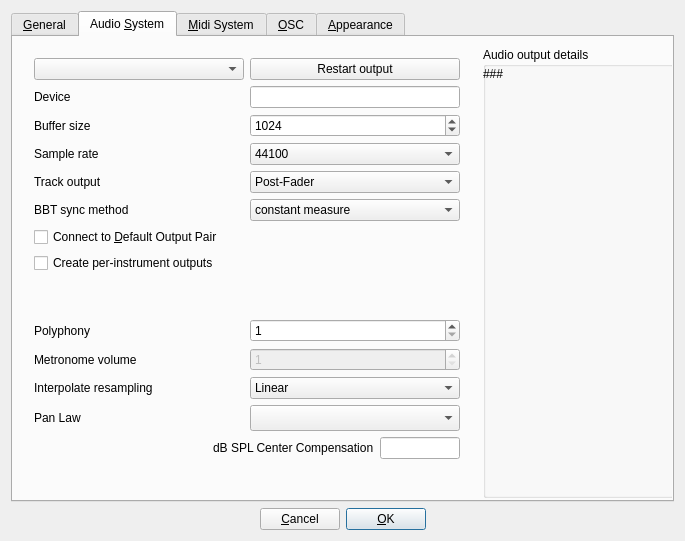
hydrogen-music/hydrogen, file src/gui/src/PreferencesDialog_UI.ui: the form before one commit.
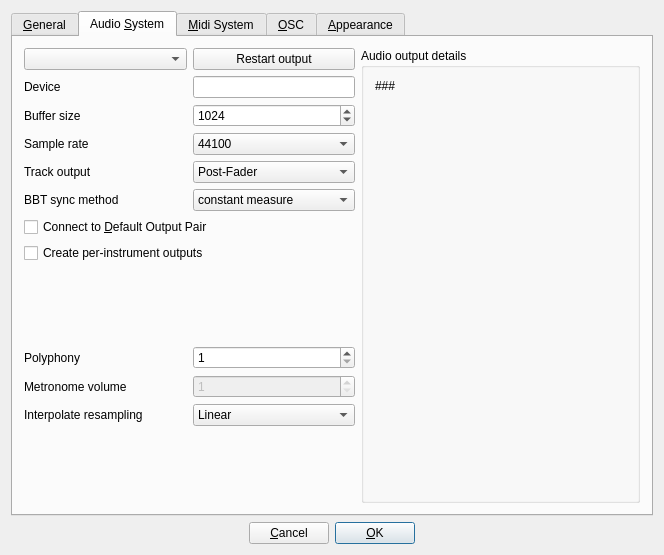
The form after the commit. The open tabs and pages were chosen to show the change. Custom widgets are drawn as their Qt base class.

Commit message: add PanLawDialog, remove from PreferencesDialog

The edit to the form file:
```diff
--- a/src/gui/src/PreferencesDialog_UI.ui
+++ b/src/gui/src/PreferencesDialog_UI.ui
@@ -6,15 +6,15 @@
    <rect>
     <x>0</x>
     <y>0</y>
-    <width>685</width>
-    <height>541</height>
+    <width>664</width>
+    <height>555</height>
    </rect>
   </property>
   <property name="windowTitle">
    <string>Form1</string>
   </property>
-  <layout class="QGridLayout" name="gridLayout_6">
-   <item row="0" column="0">
+  <layout class="QVBoxLayout" name="verticalLayout_4">
+   <item>
     <widget class="QTabWidget" name="TabWidget2">
      <property name="sizePolicy">
       <sizepolicy hsizetype="Expanding" vsizetype="Expanding">
@@ -243,47 +243,8 @@
       <attribute name="title">
        <string>Audio &amp;System</string>
       </attribute>
-      <widget class="QGroupBox" name="groupBox">
-       <property name="geometry">
-        <rect>
-         <x>470</x>
-         <y>10</y>
-         <width>191</width>
-         <height>451</height>
-        </rect>
-       </property>
-       <property name="title">
-        <string>Audio output details</string>
-       </property>
-       <widget class="QLabel" name="driverInfoLbl">
-        <property name="geometry">
-         <rect>
-          <x>0</x>
-          <y>20</y>
-          <width>191</width>
-          <height>421</height>
-         </rect>
-        </property>
-        <property name="text">
-         <string>###</string>
-        </property>
-        <property name="alignment">
-         <set>Qt::AlignTop</set>
-        </property>
-        <property name="wordWrap">
-         <bool>true</bool>
-        </property>
-       </widget>
-      </widget>
-      <widget class="QWidget" name="layoutWidget">
-       <property name="geometry">
-        <rect>
-         <x>10</x>
-         <y>10</y>
-         <width>448</width>
-         <height>463</height>
-        </rect>
-       </property>
+      <layout class="QHBoxLayout" name="horizontalLayout_7">
+       <item>
        <layout class="QVBoxLayout" name="verticalLayout">
         <item>
          <layout class="QHBoxLayout" name="horizontalLayout">
@@ -498,7 +459,7 @@
           </property>
           <property name="sizeHint" stdset="0">
            <size>
-            <width>446</width>
+             <width>331</width>
             <height>13</height>
            </size>
           </property>
@@ -603,60 +564,6 @@
           </item>
          </layout>
         </item>
-        <item>
-         <layout class="QGridLayout" name="gridLayout_4">
-          <item row="0" column="0">
-           <widget class="QLabel" name="panLawLbl">
-            <property name="text">
-             <string>Pan Law</string>
-            </property>
-           </widget>
-          </item>
-          <item row="0" column="1">
-           <widget class="QComboBox" name="panLawComboBox">
-            <property name="minimumSize">
-             <size>
-              <width>0</width>
-              <height>26</height>
-             </size>
-            </property>
-            <property name="maximumSize">
-             <size>
-              <width>380</width>
-              <height>16777215</height>
-             </size>
-            </property>
-           </widget>
-          </item>
-         </layout>
-        </item>
-        <item>
-         <layout class="QGridLayout" name="_4">
-          <item row="0" column="1" alignment="Qt::AlignRight">
-           <widget class="QLabel" name="dBCompensationLbl">
-            <property name="maximumSize">
-             <size>
-              <width>246</width>
-              <height>16777215</height>
-             </size>
-            </property>
-            <property name="text">
-             <string>dB SPL Center Compensation</string>
-            </property>
-           </widget>
-          </item>
-          <item row="0" column="2">
-           <widget class="QLineEdit" name="dBCompensationLineEdit">
-            <property name="maximumSize">
-             <size>
-              <width>80</width>
-              <height>16777215</height>
-             </size>
-            </property>
-           </widget>
-          </item>
-         </layout>
-        </item>
         <item>
          <spacer name="verticalSpacer_2">
           <property name="orientation">
@@ -664,14 +571,37 @@
           </property>
           <property name="sizeHint" stdset="0">
            <size>
-            <width>446</width>
+             <width>331</width>
             <height>13</height>
            </size>
           </property>
          </spacer>
         </item>
        </layout>
-      </widget>
+       </item>
+       <item>
+        <widget class="QGroupBox" name="groupBox">
+         <property name="title">
+          <string>Audio output details</string>
+         </property>
+         <layout class="QVBoxLayout">
+          <item>
+           <widget class="QLabel" name="driverInfoLbl">
+            <property name="text">
+             <string>###</string>
+            </property>
+            <property name="alignment">
+             <set>Qt::AlignTop</set>
+            </property>
+            <property name="wordWrap">
+             <bool>true</bool>
+            </property>
+           </widget>
+          </item>
+         </layout>
+        </widget>
+       </item>
+      </layout>
      </widget>
      <widget class="QWidget" name="tab_3">
       <attribute name="title">
@@ -1253,7 +1183,7 @@
      </widget>
     </widget>
    </item>
-   <item row="1" column="0">
+   <item>
     <layout class="QHBoxLayout">
      <item>
       <spacer>
```
Left out of the diff: 14 changed lines with no effect on the pictures. Lines whose indentation alone changed are shown as unchanged. The commit also changes 11 other files.
